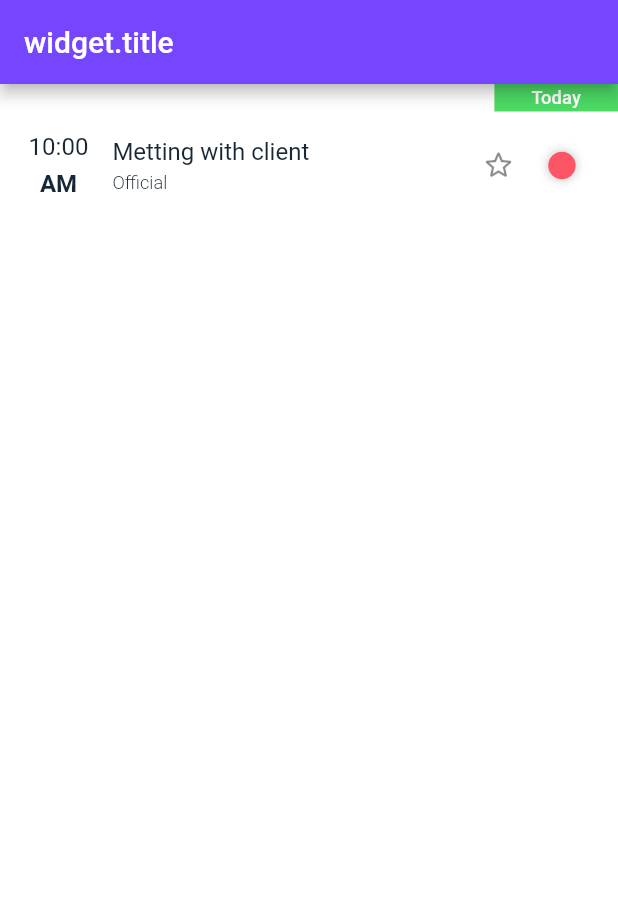
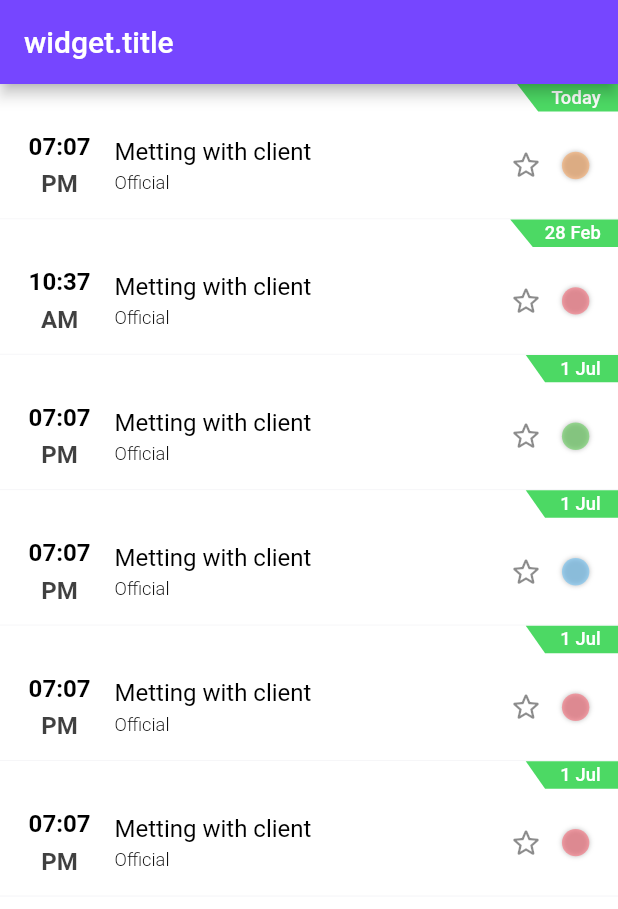
Before and after one commit to AbdalazizAbdallah/ToDoApp, a Flutter app: the screen it shows after launch, after a tap on the "star border" icon, on a phone screen of 412 x 824 dp. Shown: the top 909 px of the screen. Run offline on Flutter 3.47's test engine with Material 2 defaults, Android fonts, the phone set to English and light mode, and no system bars; our stand-ins replace flutter_screenutil, google_fonts.

Commit message:
update toDoWidget and optimzie code

```diff
--- a/lib/helper/color.dart
+++ b/lib/helper/color.dart
@@ -1,9 +1,11 @@
-import 'package:flutter/cupertino.dart';
+import 'package:flutter/material.dart';
 
 class ColorsHelper {
   static Color myPuprle = const Color(0xFF7646FF);
-  static Color myHighPriority = const Color(0xFFFC5565);
-  static Color myBlack = const Color(0xFF172735);
+  static Color myTooHighPriority = const Color(0xFFFC5565).withOpacity(0.5);
+  static Color myHighPriority = const Color(0xFFFA9B4A).withOpacity(0.5);
+  static Color myMediumPriority = const Color(0xFF58BBF7).withOpacity(0.5);
+  static Color myLowPriority = const Color(0xFF4CCB41).withOpacity(0.5);
   static Color myGreen = const Color(0xFF4CD964);
   static Color myGray = const Color(0xFFF6F6F8);
 }
--- /dev/null
+++ b/lib/helper/constant_helper.dart
@@ -0,0 +1,49 @@
+import 'package:flutter/material.dart';
+import 'package:intl/intl.dart';
+import 'package:to_do_app/helper/color.dart';
+
+import 'enum_priority.dart';
+
+class ConstantHelper {
+  static String getDateCustom(String stringDate) {
+    DateTime dateTime = DateTime.now();
+    DateTime pickedDate = DateTime.tryParse(stringDate) ?? DateTime.now();
+
+    if (dateTime.difference(pickedDate).inDays == 0) {
+      return 'Today';
+    } else if (dateTime.difference(pickedDate).inDays == 1) {
+      return 'Yesterday';
+    } else if (dateTime.difference(pickedDate).inDays == -1) {
+      return 'Tomorrow';
+    } else {
+      String monthDay = DateFormat('d MMM').format(pickedDate);
+      return monthDay;
+    }
+  }
+
+  static String getHourOfDate(String stringDate) {
+    DateTime pickedDate = DateTime.tryParse(stringDate) ?? DateTime.now();
+
+    String hour = DateFormat('hh:mm').format(pickedDate);
+    return hour;
+  }
+
+  static String getPMorAMOfDate(String stringDate) {
+    DateTime pickedDate = DateTime.tryParse(stringDate) ?? DateTime.now();
+    String hour = DateFormat('a').format(pickedDate);
+    return hour;
+  }
+
+  static Color? getColorPriority(ProrityToDoEnum prorityToDoEnum) {
+    if (prorityToDoEnum == ProrityToDoEnum.tooHigh) {
+      return ColorsHelper.myTooHighPriority;
+    } else if (prorityToDoEnum == ProrityToDoEnum.high) {
+      return ColorsHelper.myHighPriority;
+    } else if (prorityToDoEnum == ProrityToDoEnum.medium) {
+      return ColorsHelper.myMediumPriority;
+    } else if (prorityToDoEnum == ProrityToDoEnum.low) {
+      return ColorsHelper.myLowPriority;
+    }
+    return null;
+  }
+}
--- /dev/null
+++ b/lib/helper/curve_date.dart
@@ -0,0 +1,35 @@
+
+
+import 'package:flutter/material.dart';
+import 'package:flutter_screenutil/flutter_screenutil.dart';
+import 'package:to_do_app/helper/color.dart';
+
+class CurveDate extends CustomPainter{
+  @override
+  void paint(Canvas canvas, Size size) {
+
+  Paint paint0 = Paint()
+      ..color = ColorsHelper.myGreen
+      ..style = PaintingStyle.fill;
+
+
+    Path path0 = Path();
+    path0.moveTo(0,0);
+    path0.lineTo(size.width,0);
+    path0.lineTo(size.width,size.height);
+    path0.lineTo(size.width*0.2091667,size.height);
+    path0.lineTo(0,0);
+    path0.close();
+
+
+
+    canvas.drawPath(path0, paint0);
+  }
+
+  @override
+  bool shouldRepaint(covariant CustomPainter oldDelegate) {
+    return true;
+  }
+
+
+}
--- /dev/null
+++ b/lib/helper/enum_priority.dart
@@ -0,0 +1,6 @@
+enum ProrityToDoEnum{
+  tooHigh,
+  high,
+  medium,
+  low
+}
--- /dev/null
+++ b/lib/helper/my_themes.dart
@@ -0,0 +1,36 @@
+
+
+import 'package:flutter/material.dart';
+import 'package:flutter_screenutil/flutter_screenutil.dart';
+import 'package:google_fonts/google_fonts.dart';
+
+import 'color.dart';
+
+class MyThemes{
+   static ThemeData themeDataPrimaryLight = ThemeData(
+            // primarySwatch: Colors.blue,
+            appBarTheme: AppBarTheme(
+              color: ColorsHelper.myPuprle,
+            ),
+            textTheme: TextTheme(
+              headline3: GoogleFonts.roboto(
+                fontSize: 42.sp,
+                color: Colors.black,
+              ),
+              headline4: GoogleFonts.roboto(
+                fontSize: 36.sp,
+                color: Colors.black,
+              ),
+              subtitle1: GoogleFonts.roboto(
+                fontSize: 32.sp,
+                color: Colors.black,
+                fontWeight: FontWeight.w300,
+              ),
+              subtitle2: GoogleFonts.roboto(
+                fontSize: 32.sp,
+                color: Colors.black,
+              ),
+            ),
+            scaffoldBackgroundColor: Colors.white,
+          );
+}
--- a/lib/main.dart
+++ b/lib/main.dart
@@ -1,9 +1,9 @@
 import 'package:flutter/material.dart';
 import 'package:flutter_screenutil/flutter_screenutil.dart';
-import 'package:google_fonts/google_fonts.dart';
+import 'package:to_do_app/helper/enum_priority.dart';
 import 'package:to_do_app/widgets/to_do_widget.dart';
 
-import 'helper/color.dart';
+import 'helper/my_themes.dart';
 
 void main() {
   runApp(const MyApp());
@@ -20,31 +20,7 @@ class MyApp extends StatelessWidget {
         return MaterialApp(
           debugShowCheckedModeBanner: false,
           title: 'Flutter Demo',
-          theme: ThemeData(
-            // primarySwatch: Colors.blue,
-            appBarTheme: AppBarTheme(
-              color: ColorsHelper.myPuprle,
-            ),
-            textTheme: TextTheme(
-              headline3: GoogleFonts.roboto(
-                fontSize: 42.sp,
-                color: ColorsHelper.myBlack,
-              ),
-              headline4: GoogleFonts.roboto(
-                fontSize: 36.sp,
-                color: ColorsHelper.myBlack,
-              ),
-              subtitle1: GoogleFonts.roboto(
-                fontSize: 32.sp,
-                color: ColorsHelper.myBlack,
-                fontWeight: FontWeight.w300,
-              ),
-              subtitle2: GoogleFonts.roboto(
-                fontSize: 32.sp,
-              ),
-            ),
-            scaffoldBackgroundColor: Colors.white,
-          ),
+          theme: MyThemes.themeDataPrimaryLight,
           home: const MyHomePage(),
         );
       },
@@ -61,8 +37,19 @@ class MyHomePage extends StatelessWidget {
       appBar: AppBar(
         title: const Text('widget.title'),
       ),
-      body: const Center(
-        child: MyToDoWidget(),
+      body: Center(
+        child: Column(
+          children: const [
+            MyToDoWidget(visibleBadge: true,dateTimeToDoString: '2022-07-05 19:07:16.638478',prorityToDoEnum: ProrityToDoEnum.high,titleToDO: 'Metting with client',subtitleToDO: 'Official'),
+            MyToDoWidget(visibleBadge: true,dateTimeToDoString: '2022-02-28 10:37:16.638478',prorityToDoEnum: ProrityToDoEnum.tooHigh,titleToDO: 'Metting with client',subtitleToDO: 'Official'),
+            MyToDoWidget(visibleBadge: true,dateTimeToDoString: '2022-07-01 19:07:16.638478',prorityToDoEnum: ProrityToDoEnum.low,titleToDO: 'Metting with client',subtitleToDO: 'Official'),
+            MyToDoWidget(visibleBadge: true,dateTimeToDoString: '2022-07-01 19:07:16.638478',prorityToDoEnum: ProrityToDoEnum.medium,titleToDO: 'Metting with client',subtitleToDO: 'Official'),
+            MyToDoWidget(visibleBadge: true,dateTimeToDoString: '2022-07-01 19:07:16.638478',prorityToDoEnum: ProrityToDoEnum.tooHigh,titleToDO: 'Metting with client',subtitleToDO: 'Official'),
+            MyToDoWidget(visibleBadge: true,dateTimeToDoString: '2022-07-01 19:07:16.638478',prorityToDoEnum: ProrityToDoEnum.tooHigh,titleToDO: 'Metting with client',subtitleToDO: 'Official'),
+
+
+          ],
+        ),
       ),
     );
   }
--- a/lib/widgets/to_do_widget.dart
+++ b/lib/widgets/to_do_widget.dart
@@ -1,40 +1,59 @@
-import 'dart:html';
-
 import 'package:flutter/material.dart';
-import 'package:flutter/src/foundation/key.dart';
-import 'package:flutter/src/widgets/framework.dart';
 import 'package:flutter_screenutil/flutter_screenutil.dart';
 import 'package:to_do_app/helper/color.dart';
+import 'package:to_do_app/helper/curve_date.dart';
 
-class MyToDoWidget extends StatefulWidget {
-  const MyToDoWidget({Key? key}) : super(key: key);
+import '../helper/constant_helper.dart';
+import '../helper/enum_priority.dart';
+
+class MyToDoWidget extends StatelessWidget {
+  const MyToDoWidget({
+    Key? key,
+    required this.visibleBadge,
+    required this.dateTimeToDoString,
+    required this.prorityToDoEnum,
+    required this.titleToDO,
+    required this.subtitleToDO,
+  }) : super(key: key);
+
+  final bool visibleBadge;
+  final String dateTimeToDoString;
+  final ProrityToDoEnum prorityToDoEnum;
+  final String titleToDO;
+  final String subtitleToDO;
 
   @override
-  State<MyToDoWidget> createState() => _MyToDoWidgetState();
-}
+  Widget build(BuildContext context) {
+    TextTheme textTheme = Theme.of(context).textTheme;
 
-class _MyToDoWidgetState extends State<MyToDoWidget> {
-  @override
-  Widget build(BuildContext context) {
-    TextTheme _textTheme = Theme.of(context).textTheme;
     return DecoratedBox(
       decoration: BoxDecoration(
+        color: Colors.white,
         border: Border(
-          bottom: BorderSide(width: 16.0, color: ColorsHelper.myGray),
+          bottom: BorderSide(width: 2.w, color: ColorsHelper.myGray),
         ),
       ),
       child: Column(
-        crossAxisAlignment: CrossAxisAlignment.end,
+        mainAxisSize: MainAxisSize.min,
         children: [
-          Container(
-            color: ColorsHelper.myGreen,
-            width: 216.w,
-            height: 48.w,
-            child: Center(
+          Visibility(
+            visible: visibleBadge,
+            child: Row(
+              children: [
+                const Expanded(child: SizedBox()),
+                CustomPaint(
+                  painter: CurveDate(),
+                  child: Padding(
+                    padding: EdgeInsets.only(
+                        bottom: 5.h, left: 60.w, top: 5.h, right: 30.w),
                     child: Text(
-              'Today',
-              style: _textTheme.subtitle2?.copyWith(color: Colors.white),
-            )),
+                      ConstantHelper.getDateCustom(dateTimeToDoString),
+                      style: textTheme.subtitle2?.copyWith(color: Colors.white),
+                    ),
+                  ),
+                ),
+              ],
+            ),
           ),
           ListTile(
             contentPadding: EdgeInsets.symmetric(horizontal: 50.w),
@@ -43,53 +62,58 @@ class _MyToDoWidgetState extends State<MyToDoWidget> {
               mainAxisSize: MainAxisSize.min,
               children: <Widget>[
                 IconButton(
-                    padding: EdgeInsets.zero,
-                    onPressed: () {},
+                  onPressed: () {
+                    // TODO: star todo
+                  },
                   icon: const Icon(
                     Icons.star_border_rounded,
-                    )),
-                Container(
-                  height: 48.w,
+                  ),
+                ),
+                DecoratedBox(
                   decoration: const BoxDecoration(
-                      color: Colors.white,
                     shape: BoxShape.circle,
                     boxShadow: [
                       BoxShadow(
                         color: Colors.black26,
                         offset: Offset.zero,
-                          blurRadius: 5,
+                        blurRadius: 2,
                         spreadRadius: 0,
                       )
-                      ]),
+                    ],
+                  ),
                   child: CircleAvatar(
-                    radius: 48.w,
-                    backgroundColor: ColorsHelper.myHighPriority,
+                    radius: 24.w,
+                    backgroundColor:
+                        ConstantHelper.getColorPriority(prorityToDoEnum),
                   ),
                 ),
               ],
             ),
             title: Text(
-              'Metting with client',
-              style: _textTheme.headline3,
+              titleToDO,
+              style: textTheme.headline3,
             ),
             subtitle: Text(
-              'Official',
-              style: _textTheme.subtitle1,
+              subtitleToDO,
+              style: textTheme.subtitle1,
             ),
             leading: Column(
               mainAxisAlignment: MainAxisAlignment.spaceEvenly,
               children: [
                 Text(
-                  '10:00',
-                  style: _textTheme.headline3,
+                  ConstantHelper.getHourOfDate(dateTimeToDoString),
+                  style: textTheme.headline3
+                      ?.copyWith(fontWeight: FontWeight.w600),
                 ),
                 RichText(
                   text: TextSpan(
-                    style: _textTheme.headline3,
-                    children: const [
+                    style: textTheme.headline3
+                        ?.copyWith(color: Colors.black.withOpacity(0.75)),
+                    children: [
                       TextSpan(
-                        text: 'AM',
-                        style: TextStyle(fontWeight: FontWeight.bold),
+                        text:
+                            ConstantHelper.getPMorAMOfDate(dateTimeToDoString),
+                        style: const TextStyle(fontWeight: FontWeight.bold),
                       ),
                     ],
                   ),
--- a/pubspec.yaml
+++ b/pubspec.yaml
@@ -36,6 +36,7 @@ dependencies:
   cupertino_icons: ^1.0.2
   flutter_screenutil: ^5.5.3+2
   google_fonts: ^3.0.1
+  intl: ^0.17.0
 
 dev_dependencies:
   flutter_test:
```
Also changed, not shown: pubspec.lock, 36 other files. Lines whose indentation alone changed are shown as unchanged.
